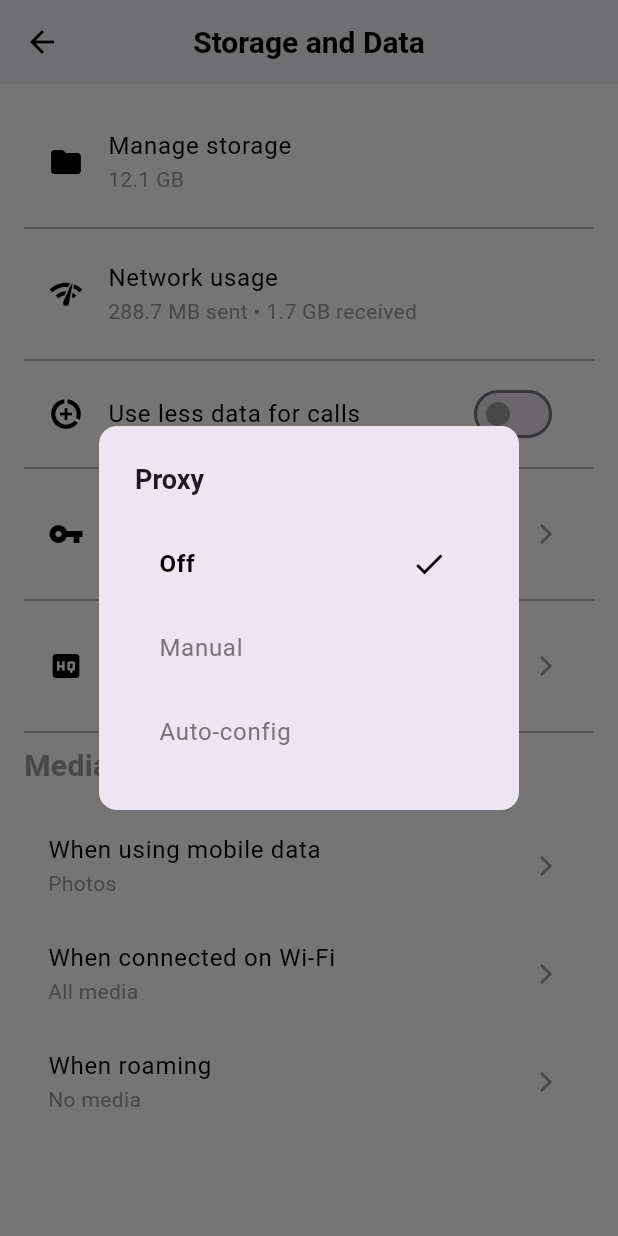
After one commit to Aniket28-4L/TheLoopChatApp, a Flutter app: the StorageDataScreen screen opened directly, after a tap on "Proxy", on a phone screen of 412 x 824 dp. The commit adds this screen. Run offline on Flutter 3.47's test engine with Material 3 defaults, Android fonts, the phone set to English and light mode, and no system bars; our stand-ins replace contacts_service, permission_handler, share_plus.

Commit message:
made one new screen

```diff
--- /dev/null
+++ b/lib/sto_data_screen.dart
@@ -0,0 +1,277 @@
+import 'package:flutter/material.dart';
+
+class StorageDataScreen extends StatefulWidget {
+  const StorageDataScreen({Key? key}) : super(key: key);
+
+  @override
+  _StorageDataScreenState createState() => _StorageDataScreenState();
+}
+
+class _StorageDataScreenState extends State<StorageDataScreen> {
+  String proxyStatus = 'Off';
+  String uploadQuality = 'Standard quality';
+  String mobileDataDownload = 'Photos';
+  String wifiDownload = 'All media';
+  String roamingDownload = 'No media';
+
+  // Helper method to display custom dialog for selections
+  Future<void> _showSelectionDialog({
+    required String title,
+    required List<String> options,
+    required Function(String) onSelect,
+    required String selectedValue,
+  }) async {
+    showDialog(
+      context: context,
+      builder: (context) {
+        return AlertDialog(
+          title: Text(
+            title,
+            style: const TextStyle(fontSize: 18, fontWeight: FontWeight.w600),
+          ),
+          shape: RoundedRectangleBorder(
+            borderRadius: BorderRadius.circular(12),
+          ),
+          content: Column(
+            mainAxisSize: MainAxisSize.min,
+            children: options.map((option) {
+              return ListTile(
+                title: Text(
+                  option,
+                  style: TextStyle(
+                    fontSize: 16,
+                    color: option == selectedValue ? Colors.black : Colors.grey[600],
+                    fontWeight: option == selectedValue ? FontWeight.bold : FontWeight.normal,
+                  ),
+                ),
+                trailing: option == selectedValue
+                    ? const Icon(Icons.check, color: Colors.black)
+                    : null,
+                onTap: () {
+                  onSelect(option);
+                  Navigator.pop(context);
+                },
+              );
+            }).toList(),
+          ),
+        );
+      },
+    );
+  }
+
+  // Handlers for each selection popup
+  void _selectProxy() {
+    _showSelectionDialog(
+      title: 'Proxy',
+      options: ['Off', 'Manual', 'Auto-config'],
+      onSelect: (value) {
+        setState(() {
+          proxyStatus = value;
+        });
+      },
+      selectedValue: proxyStatus,
+    );
+  }
+
+  void _selectUploadQuality() {
+    _showSelectionDialog(
+      title: 'Media upload quality',
+      options: ['Standard quality', 'High quality', 'Data saver'],
+      onSelect: (value) {
+        setState(() {
+          uploadQuality = value;
+        });
+      },
+      selectedValue: uploadQuality,
+    );
+  }
+
+  void _selectMobileDataDownload() {
+    _showSelectionDialog(
+      title: 'When using mobile data',
+      options: ['Photos', 'Audio', 'Videos', 'Documents'],
+      onSelect: (value) {
+        setState(() {
+          mobileDataDownload = value;
+        });
+      },
+      selectedValue: mobileDataDownload,
+    );
+  }
+
+  void _selectWifiDownload() {
+    _showSelectionDialog(
+      title: 'When connected on Wi-Fi',
+      options: ['All media', 'Photos', 'Audio', 'Videos', 'Documents'],
+      onSelect: (value) {
+        setState(() {
+          wifiDownload = value;
+        });
+      },
+      selectedValue: wifiDownload,
+    );
+  }
+
+  void _selectRoamingDownload() {
+    _showSelectionDialog(
+      title: 'When roaming',
+      options: ['No media', 'Photos', 'Audio', 'Videos', 'Documents'],
+      onSelect: (value) {
+        setState(() {
+          roamingDownload = value;
+        });
+      },
+      selectedValue: roamingDownload,
+    );
+  }
+
+  @override
+  Widget build(BuildContext context) {
+    return Scaffold(
+      appBar: AppBar(
+        title: const Text(
+          'Storage and Data',
+          style: TextStyle(
+            fontSize: 20,
+            color: Colors.black,
+            fontWeight: FontWeight.w600,
+          ),
+        ),
+        centerTitle: true,
+        backgroundColor: Colors.white,
+        elevation: 4,
+        leading: IconButton(
+          icon: const Icon(Icons.arrow_back, color: Colors.black),
+          onPressed: () {
+            Navigator.pop(context);
+          },
+        ),
+      ),
+      body: ListView(
+        padding: const EdgeInsets.all(16.0),
+        children: [
+          // Manage storage
+          ListTile(
+            leading: const Icon(Icons.folder, color: Colors.black),
+            title: Text(
+              'Manage storage',
+              style: TextStyle(color: Colors.black, fontSize: 16),
+            ),
+            subtitle: const Text(
+              '12.1 GB',
+              style: TextStyle(color: Colors.grey),
+            ),
+            onTap: () {
+              // Manage storage logic here
+            },
+          ),
+          const Divider(color: Colors.grey),
+
+          // Network usage
+          ListTile(
+            leading: const Icon(Icons.network_check, color: Colors.black),
+            title: Text(
+              'Network usage',
+              style: TextStyle(color: Colors.black, fontSize: 16),
+            ),
+            subtitle: const Text(
+              '288.7 MB sent • 1.7 GB received',
+              style: TextStyle(color: Colors.grey),
+            ),
+            onTap: () {
+              // Network usage logic here
+            },
+          ),
+          const Divider(color: Colors.grey),
+
+          // Use less data for calls
+          SwitchListTile(
+            value: false,
+            onChanged: (bool value) {
+              // Data saving logic here
+            },
+            title: Text(
+              'Use less data for calls',
+              style: TextStyle(color: Colors.black, fontSize: 16),
+            ),
+            secondary: const Icon(Icons.data_saver_on, color: Colors.black),
+            activeColor: Colors.black,
+            inactiveThumbColor: Colors.grey,
+          ),
+          const Divider(color: Colors.grey),
+
+          // Proxy
+          ListTile(
+            leading: const Icon(Icons.vpn_key, color: Colors.black),
+            title: Text(
+              'Proxy',
+              style: TextStyle(color: Colors.black, fontSize: 16),
+            ),
+            subtitle: Text(proxyStatus, style: const TextStyle(color: Colors.grey)),
+            trailing: const Icon(Icons.arrow_forward_ios, size: 16, color: Colors.grey),
+            onTap: _selectProxy,
+          ),
+          const Divider(color: Colors.grey),
+
+          // Media upload quality
+          ListTile(
+            leading: const Icon(Icons.high_quality, color: Colors.black),
+            title: Text(
+              'Media upload quality',
+              style: TextStyle(color: Colors.black, fontSize: 16),
+            ),
+            subtitle: Text(uploadQuality, style: const TextStyle(color: Colors.grey)),
+            trailing: const Icon(Icons.arrow_forward_ios, size: 16, color: Colors.grey),
+            onTap: _selectUploadQuality,
+          ),
+          const Divider(color: Colors.grey),
+
+          // Media auto-download
+          const Text(
+            'Media auto-download',
+            style: TextStyle(
+              color: Colors.grey,
+              fontWeight: FontWeight.bold,
+              fontSize: 20,
+            ),
+          ),
+          const SizedBox(height: 16),
+
+          // Mobile data download
+          ListTile(
+            title: Text(
+              'When using mobile data',
+              style: TextStyle(color: Colors.black, fontSize: 16),
+            ),
+            subtitle: Text(mobileDataDownload, style: const TextStyle(color: Colors.grey)),
+            trailing: const Icon(Icons.arrow_forward_ios, size: 16, color: Colors.grey),
+            onTap: _selectMobileDataDownload,
+          ),
+
+          // Wi-Fi download
+          ListTile(
+            title: Text(
+              'When connected on Wi-Fi',
+              style: TextStyle(color: Colors.black, fontSize: 16),
+            ),
+            subtitle: Text(wifiDownload, style: const TextStyle(color: Colors.grey)),
+            trailing: const Icon(Icons.arrow_forward_ios, size: 16, color: Colors.grey),
+            onTap: _selectWifiDownload,
+          ),
+
+          // Roaming download
+          ListTile(
+            title: Text(
+              'When roaming',
+              style: TextStyle(color: Colors.black, fontSize: 16),
+            ),
+            subtitle: Text(roamingDownload, style: const TextStyle(color: Colors.grey)),
+            trailing: const Icon(Icons.arrow_forward_ios, size: 16, color: Colors.grey),
+            onTap: _selectRoamingDownload,
+          ),
+        ],
+      ),
+      backgroundColor: Colors.white,
+    );
+  }
+}
```
Also changed, not shown: lib/profile_screen.dart (+24 -26 lines).
